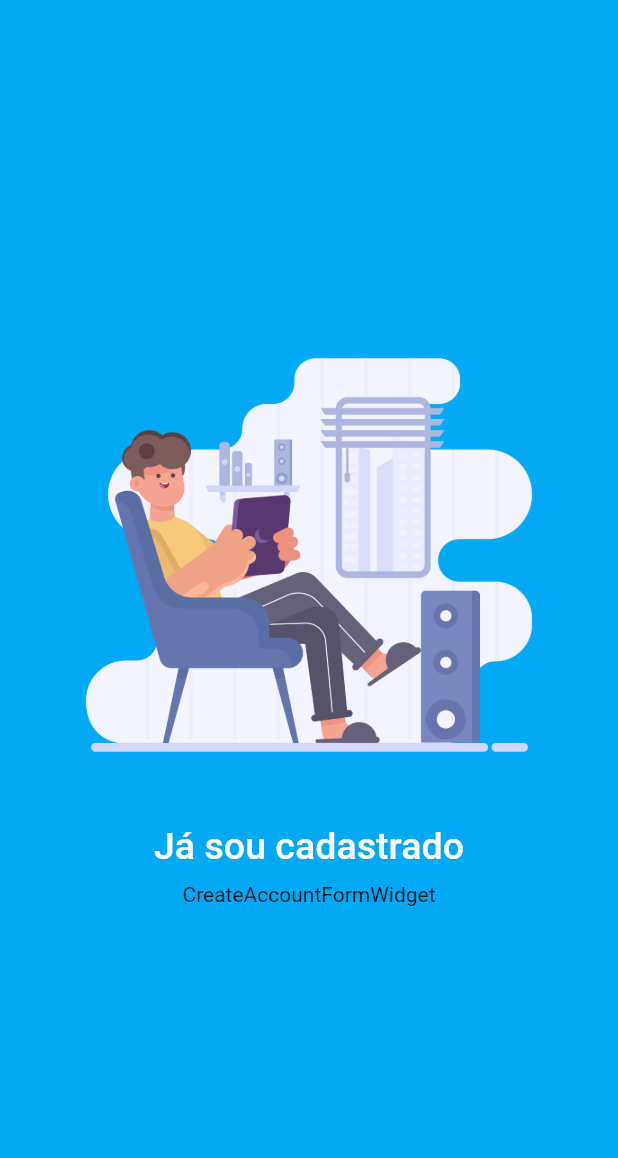
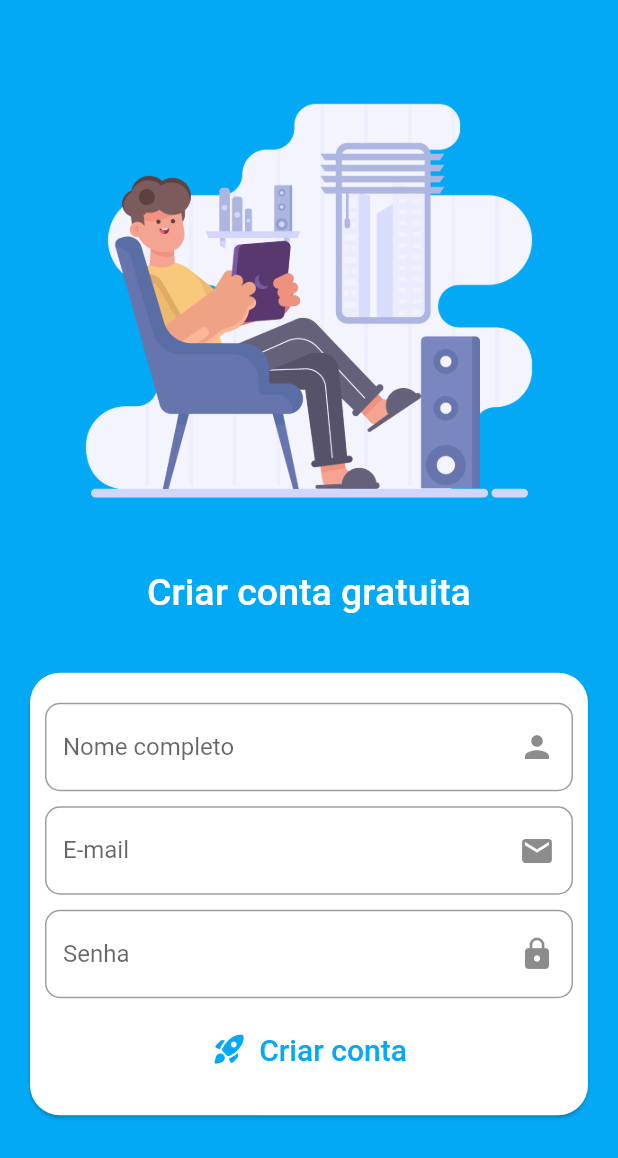
Before and after one commit to mechztcc/flutter-food-owner, a Flutter app: the screen it shows after launch, on a phone screen of 412 x 824 dp. Shown: the top 1158 px of the screen. Run offline on Flutter 3.47's test engine with Material 2 defaults, Android fonts, the phone set to English and light mode, and no system bars; our stand-ins replace flutter_mobx, flutter_modular, loading_animation_widget, mobx; generated files the repository leaves out were written again.

Commit message:
feat: add first idea to create account page

```diff
--- a/lib/app/modules/user/components/create_account_form_widget.dart
+++ b/lib/app/modules/user/components/create_account_form_widget.dart
@@ -2,10 +2,69 @@ import 'package:flutter/material.dart';
 
 class CreateAccountFormWidget extends StatelessWidget {
   final String title;
-  const CreateAccountFormWidget({Key? key, this.title = "CreateAccountFormWidget"}) : super(key: key);
+  const CreateAccountFormWidget(
+      {Key? key, this.title = "CreateAccountFormWidget"})
+      : super(key: key);
 
   @override
   Widget build(BuildContext context) {
-    return Container(child: Text(title));
+    return Card(
+      margin: const EdgeInsets.symmetric(horizontal: 20, vertical: 30),
+      shape: RoundedRectangleBorder(borderRadius: BorderRadius.circular(20)),
+      child: Padding(
+        padding: const EdgeInsets.symmetric(horizontal: 10, vertical: 20),
+        child: Column(
+          children: [
+            TextFormField(
+              decoration: InputDecoration(
+                suffixIcon: const Icon(Icons.person),
+                labelText: 'Nome completo',
+                border: OutlineInputBorder(
+                  borderRadius: BorderRadius.circular(10),
+                ),
+              ),
+            ),
+            const SizedBox(
+              height: 10,
+            ),
+            TextFormField(
+              decoration: InputDecoration(
+                suffixIcon: const Icon(Icons.email),
+                labelText: 'E-mail',
+                border: OutlineInputBorder(
+                  borderRadius: BorderRadius.circular(10),
+                ),
+              ),
+            ),
+            const SizedBox(
+              height: 10,
+            ),
+            TextFormField(
+              obscureText: true,
+              decoration: InputDecoration(
+                suffixIcon: const Icon(Icons.lock),
+                labelText: 'Senha',
+                border: OutlineInputBorder(
+                  borderRadius: BorderRadius.circular(10),
+                ),
+              ),
+            ),
+            const SizedBox(
+              height: 10,
+            ),
+            TextButton.icon(
+              onPressed: () {},
+              icon: const Icon(Icons.rocket_launch_rounded),
+              label: const Text(
+                'Criar conta',
+                style: TextStyle(
+                  fontSize: 20,
+                ),
+              ),
+            )
+          ],
+        ),
+      ),
+    );
   }
 }
--- a/lib/app/modules/user/components/login_form_widget.dart
+++ b/lib/app/modules/user/components/login_form_widget.dart
@@ -18,18 +18,6 @@ class LoginFormWidget extends StatelessWidget {
               Form(
                 child: Column(
                   children: [
-                    TextFormField(
-                      decoration: InputDecoration(
-                        suffixIcon: const Icon(Icons.person),
-                        labelText: 'Nome completo',
-                        border: OutlineInputBorder(
-                          borderRadius: BorderRadius.circular(10),
-                        ),
-                      ),
-                    ),
-                    const SizedBox(
-                      height: 10,
-                    ),
                     TextFormField(
                       decoration: InputDecoration(
                         suffixIcon: const Icon(Icons.email),
--- a/lib/app/modules/user/pages/create_account_page.dart
+++ b/lib/app/modules/user/pages/create_account_page.dart
@@ -37,7 +37,7 @@ class CreateAccountPageState extends State<CreateAccountPage> {
                       });
                     },
                     child: const Text(
-                      'Criar conta gratuita',
+                      'Já sou cadastrado',
                       style: TextStyle(fontSize: 25, color: Colors.white),
                     ),
                   )
@@ -49,7 +49,7 @@ class CreateAccountPageState extends State<CreateAccountPage> {
                       });
                     },
                     child: const Text(
-                      'Já sou cadastrado',
+                      'Criar conta gratuita',
                       style: TextStyle(
                         fontSize: 25,
                         color: Colors.white,
```
